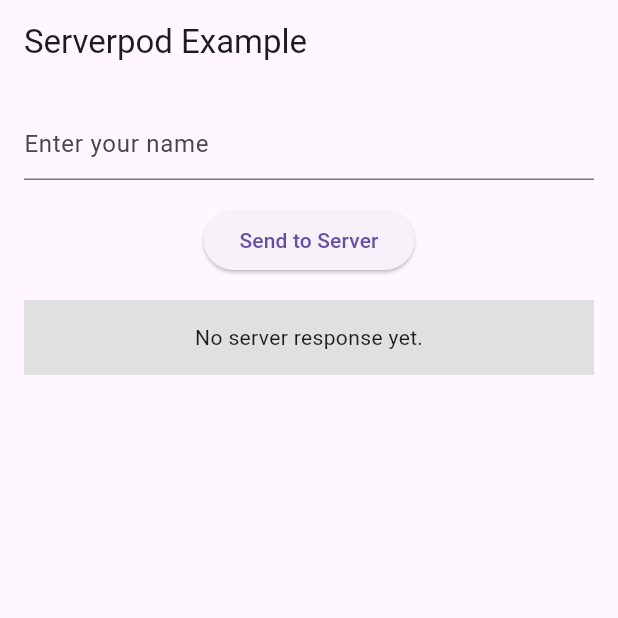
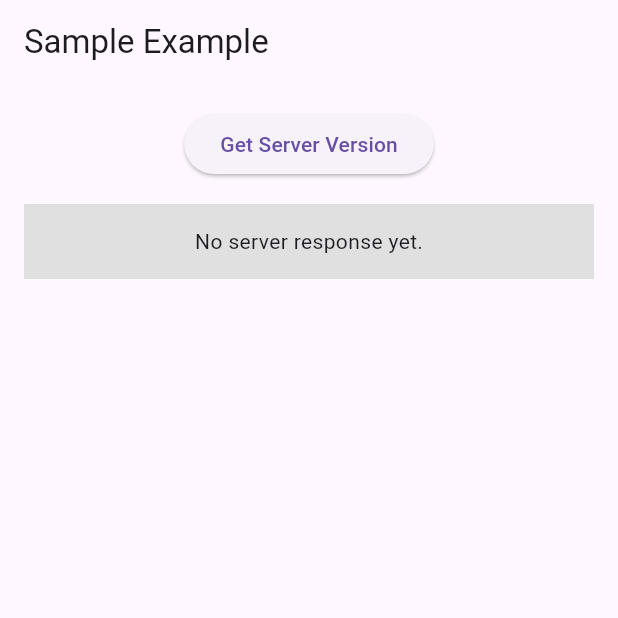
Before and after one commit to mahmoodDehghan/edu_site, a Flutter app: the screen it shows after launch, on a phone screen of 412 x 824 dp, the top half of it. Run offline on Flutter 3.47's test engine with Material 3 defaults, Android fonts, the light colour scheme and no system bars; missing offline and left inert: pubspec_yaml, serverpod, serverpod_client, serverpod_flutter.

Commit message:
add version endpoint for getting current server version remove hello and replace flutter ui for getting the server version version 0.0.1

```diff
--- a/edu_site_client/lib/src/protocol/client.dart
+++ b/edu_site_client/lib/src/protocol/client.dart
@@ -12,17 +12,18 @@
 import 'dart:async' as _i2;
 import 'protocol.dart' as _i3;
 
+///With this Service you can get running server version.
 /// {@category Endpoint}
-class EndpointExample extends _i1.EndpointRef {
-  EndpointExample(_i1.EndpointCaller caller) : super(caller);
+class EndpointVersion extends _i1.EndpointRef {
+  EndpointVersion(_i1.EndpointCaller caller) : super(caller);
 
   @override
-  String get name => 'example';
+  String get name => 'version';
 
-  _i2.Future<String> hello(String name) => caller.callServerEndpoint<String>(
-        'example',
-        'hello',
-        {'name': name},
+  _i2.Future<String> getVersion() => caller.callServerEndpoint<String>(
+        'version',
+        'getVersion',
+        {},
       );
 }
 
@@ -41,13 +42,13 @@
           streamingConnectionTimeout: streamingConnectionTimeout,
           connectionTimeout: connectionTimeout,
         ) {
-    example = EndpointExample(this);
+    version = EndpointVersion(this);
   }
 
-  late final EndpointExample example;
+  late final EndpointVersion version;
 
   @override
-  Map<String, _i1.EndpointRef> get endpointRefLookup => {'example': example};
+  Map<String, _i1.EndpointRef> get endpointRefLookup => {'version': version};
 
   @override
   Map<String, _i1.ModuleEndpointCaller> get moduleLookup => {};
--- a/edu_site_client/lib/src/protocol/example.dart
+++ /dev/null
@@ -1,70 +0,0 @@
-/* AUTOMATICALLY GENERATED CODE DO NOT MODIFY */
-/*   To generate run: "serverpod generate"    */
-
-// ignore_for_file: library_private_types_in_public_api
-// ignore_for_file: public_member_api_docs
-// ignore_for_file: implementation_imports
-// ignore_for_file: use_super_parameters
-// ignore_for_file: type_literal_in_constant_pattern
-
-// ignore_for_file: no_leading_underscores_for_library_prefixes
-import 'package:serverpod_client/serverpod_client.dart' as _i1;
-
-abstract class Example extends _i1.SerializableEntity {
-  Example._({
-    required this.name,
-    required this.data,
-  });
-
-  factory Example({
-    required String name,
-    required int data,
-  }) = _ExampleImpl;
-
-  factory Example.fromJson(
-    Map<String, dynamic> jsonSerialization,
-    _i1.SerializationManager serializationManager,
-  ) {
-    return Example(
-      name: serializationManager.deserialize<String>(jsonSerialization['name']),
-      data: serializationManager.deserialize<int>(jsonSerialization['data']),
-    );
-  }
-
-  String name;
-
-  int data;
-
-  Example copyWith({
-    String? name,
-    int? data,
-  });
-  @override
-  Map<String, dynamic> toJson() {
-    return {
-      'name': name,
-      'data': data,
-    };
-  }
-}
-
-class _ExampleImpl extends Example {
-  _ExampleImpl({
-    required String name,
-    required int data,
-  }) : super._(
-          name: name,
-          data: data,
-        );
-
-  @override
-  Example copyWith({
-    String? name,
-    int? data,
-  }) {
-    return Example(
-      name: name ?? this.name,
-      data: data ?? this.data,
-    );
-  }
-}
--- a/edu_site_flutter/lib/main.dart
+++ b/edu_site_flutter/lib/main.dart
@@ -2,11 +2,11 @@
 import 'package:flutter/material.dart';
 import 'package:serverpod_flutter/serverpod_flutter.dart';
 
-// Sets up a singleton client object that can be used to talk to the server from
-// anywhere in our app. The client is generated from your server code.
-// The client is set up to connect to a Serverpod running on a local server on
-// the default port. You will need to modify this to connect to staging or
-// production servers.
+/// Sets up a singleton client object that can be used to talk to the server from
+/// anywhere in our app. The client is generated from your server code.
+/// The client is set up to connect to a Serverpod running on a local server on
+/// the default port. You will need to modify this to connect to staging or
+/// production servers.
 var client = Client('http://$localhost:8080/')
   ..connectivityMonitor = FlutterConnectivityMonitor();
 
@@ -20,11 +20,11 @@
   @override
   Widget build(BuildContext context) {
     return MaterialApp(
-      title: 'Serverpod Demo',
+      title: 'Sample Demo',
       theme: ThemeData(
         primarySwatch: Colors.blue,
       ),
-      home: const MyHomePage(title: 'Serverpod Example'),
+      home: const MyHomePage(title: 'Sample Example'),
     );
   }
 }
@@ -44,14 +44,12 @@
   String? _resultMessage;
   String? _errorMessage;
 
-  final _textEditingController = TextEditingController();
-
   // Calls the `hello` method of the `example` endpoint. Will set either the
   // `_resultMessage` or `_errorMessage` field, depending on if the call
   // is successful.
-  void _callHello() async {
+  void _getServerVersion() async {
     try {
-      final result = await client.example.hello(_textEditingController.text);
+      final result = await client.version.getVersion();
       setState(() {
         _errorMessage = null;
         _resultMessage = result;
@@ -75,18 +73,9 @@
           children: [
             Padding(
               padding: const EdgeInsets.only(bottom: 16.0),
-              child: TextField(
-                controller: _textEditingController,
-                decoration: const InputDecoration(
-                  hintText: 'Enter your name',
-                ),
-              ),
-            ),
-            Padding(
-              padding: const EdgeInsets.only(bottom: 16.0),
               child: ElevatedButton(
-                onPressed: _callHello,
-                child: const Text('Send to Server'),
+                onPressed: _getServerVersion,
+                child: const Text('Get Server Version'),
               ),
             ),
             _ResultDisplay(
--- a/edu_site_flutter/pubspec.yaml
+++ b/edu_site_flutter/pubspec.yaml
@@ -15,7 +15,7 @@
 # In iOS, build-name is used as CFBundleShortVersionString while build-number used as CFBundleVersion.
 # Read more about iOS versioning at
 # https://developer.apple.com/library/archive/documentation/General/Reference/InfoPlistKeyReference/Articles/CoreFoundationKeys.html
-version: 1.0.0+1
+version: 0.0.0+1
 
 environment:
   sdk: ">=3.0.0 <4.0.0"
--- a/edu_site_server/lib/src/endpoints/example_endpoint.dart
+++ /dev/null
@@ -1,21 +0,0 @@
-import 'package:serverpod/serverpod.dart';
-
-// This is an example endpoint of your server. It's best practice to use the
-// `Endpoint` ending of the class name, but it will be removed when accessing
-// the endpoint from the client. I.e., this endpoint can be accessed through
-// `client.example` on the client side.
-
-// After adding or modifying an endpoint, you will need to run
-// `serverpod generate` to update the server and client code.
-class ExampleEndpoint extends Endpoint {
-  // You create methods in your endpoint which are accessible from the client by
-  // creating a public method with `Session` as its first parameter.
-  // `bool`, `int`, `double`, `String`, `UuidValue`, `Duration`, `DateTime`, `ByteData`,
-  // and other serializable classes, exceptions and enums from your from your `protocol` directory.
-  // The methods should return a typed future; the same types as for the parameters are
-  // supported. The `session` object provides access to the database, logging,
-  // passwords, and information about the request being made to the server.
-  Future<String> hello(Session session, String name) async {
-    return 'Hello $name';
-  }
-}
--- /dev/null
+++ b/edu_site_server/lib/src/endpoints/version_endpoint.dart
@@ -0,0 +1,13 @@
+import 'dart:io';
+
+import 'package:pubspec_yaml/pubspec_yaml.dart';
+import 'package:serverpod/serverpod.dart';
+
+///With this Service you can get running server version.
+
+class VersionEndpoint extends Endpoint {
+  Future<String> getVersion(Session session) async {
+    final pubspecYaml = File('pubspec.yaml').readAsStringSync().toPubspecYaml();
+    return pubspecYaml.version.valueOr(() => "NotSpecified!");
+  }
+}
--- a/edu_site_server/lib/src/models/example.spy.yaml
+++ /dev/null
@@ -1,23 +0,0 @@
-# Yaml-files in the `protocol` directory specify which serializable objects
-# should be generated. When you add or modify a file, you will need to run
-# `serverpod generate` to make the generated classes available in the server and
-# client.
-#
-# Please consult the documentation for more information on what you can add to
-# your yaml-files.
-
-
-# Name of the class to generate.
-class: Example
-
-# Add the table key, if this class represents a row in the database.
-#table: example
-
-# The fields (and columns if connected to the database) of the class. Supported types are
-# `bool`, `int`, `double`, `String`, `UuidValue`, `Duration`, `DateTime`, `ByteData`,
-# and other serializable classes, exceptions and enums.
-# You can also add lists of objects and types have support for null safety.
-# Eg. `List<int>?` or `List<MyOtherClass?>`.
-fields:
-  name: String
-  data: int
--- a/edu_site_server/pubspec.yaml
+++ b/edu_site_server/pubspec.yaml
@@ -1,6 +1,6 @@
 name: edu_site_server
 description: Starting point for a Serverpod server.
-# version: 1.0.0
+version: 0.0.1
 # homepage: https://www.example.com
 
 environment:
@@ -8,6 +8,7 @@
 
 dependencies:
   serverpod: 1.2.6
+  pubspec_yaml: ^3.1.0
 
 dev_dependencies:
   lints: ^3.0.0
```
Also changed, not shown: edu_site_client/lib/src/protocol/protocol.dart (+0 -14 lines), edu_site_server/lib/src/generated/endpoints.dart, edu_site_server/lib/src/generated/example.dart (deleted), edu_site_server/lib/src/generated/protocol.dart, edu_site_server/lib/src/generated/protocol.yaml.
